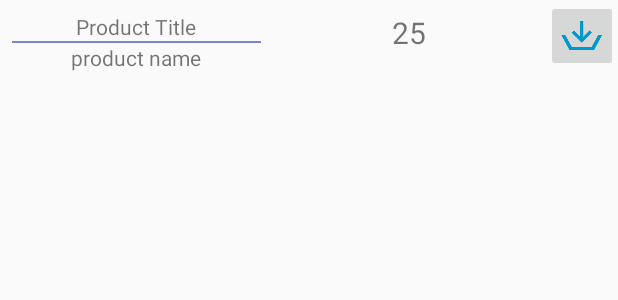
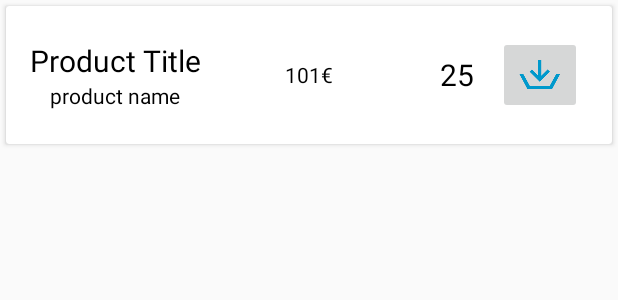
Before and after one commit to fragargon/InventoryApp, an Android app: the layout list_item.xml on its own in the app's theme, with its tools: preview values and no code run, on a phone screen of 412 x 824 dp. Shown: the top 300 px of the screen. Run offline under Robolectric (Android 15) with nearby library versions, the phone set to English and light mode, and no system bars.

Commit message:
add list_item

```diff
--- a/app/src/main/res/layout/activity_main.xml
+++ b/app/src/main/res/layout/activity_main.xml
@@ -11,7 +11,7 @@
         android:id="@+id/list_view"
         android:layout_width="match_parent"
         android:layout_height="wrap_content"
-        android:padding="@dimen/value_16"/>
+        android:padding="@dimen/value_16" />
 
     <android.support.design.widget.FloatingActionButton
         android:id="@+id/fab"
--- a/app/src/main/res/layout/list_item.xml
+++ b/app/src/main/res/layout/list_item.xml
@@ -1,54 +1,81 @@
 <?xml version="1.0" encoding="utf-8"?>
-<LinearLayout
-    xmlns:android="http://schemas.android.com/apk/res/android"
+<LinearLayout xmlns:android="http://schemas.android.com/apk/res/android"
     xmlns:tools="http://schemas.android.com/tools"
     android:layout_width="match_parent"
     android:layout_height="wrap_content"
-    android:orientation="horizontal">
+    xmlns:app="http://schemas.android.com/apk/res-auto"
+    android:orientation="vertical">
+
+    <android.support.v7.widget.CardView
+        android:layout_width="match_parent"
+        android:layout_height="wrap_content"
+        android:layout_margin="@dimen/value_4"
+        app:contentPadding="@dimen/value_8"
+        android:clickable="true"
+        android:focusable="true">
+
+        <RelativeLayout
+            android:layout_width="match_parent"
+            android:layout_height="match_parent">
 
             <LinearLayout
-        android:layout_width="0dp"
+                android:layout_width="wrap_content"
                 android:layout_height="wrap_content"
-        android:layout_weight="1"
-        android:padding="@dimen/value_8"
+                android:layout_centerVertical="true"
+                android:layout_marginLeft="@dimen/value_8"
+                android:layout_marginStart="@dimen/value_8"
                 android:orientation="vertical">
 
                 <TextView
                     android:id="@+id/list_product_title"
-            android:layout_width="wrap_content"
-            android:layout_height="wrap_content"
+                    style="@style/text_card_view"
                     android:layout_gravity="center_horizontal"
-            tools:text="Product Title"/>
-
-        <View
-            android:layout_width="wrap_content"
-            android:layout_height="1dp"
-            android:background="@color/colorAccent"/>
+                    android:textSize="20sp"
+                    tools:text="Product Title" />
 
                 <TextView
                     android:id="@+id/list_product_name"
-            android:layout_width="wrap_content"
-            android:layout_height="wrap_content"
+                    style="@style/text_card_view"
                     android:layout_gravity="center_horizontal"
-            tools:text="product name"/>
+                    tools:text="product name" />
 
             </LinearLayout>
 
             <TextView
+                android:id="@+id/list_product_price"
+                style="@style/text_card_view"
+                android:layout_centerHorizontal="true"
+                android:layout_centerVertical="true"
+                tools:text="101€"/>
+
+            <LinearLayout
+                android:layout_width="wrap_content"
+                android:layout_height="wrap_content"
+                android:orientation="horizontal"
+                android:padding="@dimen/value_4"
+                android:layout_alignParentRight="true"
+                android:layout_alignParentEnd="true">
+
+                <TextView
                     android:id="@+id/list_product_quantity"
-        android:layout_width="0dp"
-        android:layout_height="wrap_content"
-        android:layout_weight="1"
-        android:gravity="center_horizontal"
-        android:padding="@dimen/value_8"
+                    style="@style/text_card_view"
+                    android:layout_margin="@dimen/value_8"
+                    android:layout_gravity="center_vertical"
                     android:textSize="20sp"
-        tools:text="25"/>
+                    tools:text="25" />
 
                 <ImageButton
                     android:id="@+id/list_btn"
-        android:layout_width="@dimen/value_48"
+                    android:layout_width="wrap_content"
                     android:layout_height="wrap_content"
-        android:padding="@dimen/value_8"
-        android:src="@drawable/ic_action_drop"/>
+                    android:layout_margin="@dimen/value_8"
+                    android:src="@drawable/ic_action_drop" />
 
             </LinearLayout>
+
+        </RelativeLayout>
+
+    </android.support.v7.widget.CardView>
+
+
+</LinearLayout>
--- a/app/src/main/res/values/colors.xml
+++ b/app/src/main/res/values/colors.xml
@@ -3,4 +3,5 @@
     <color name="colorPrimary">#F3904F</color>
     <color name="colorPrimaryDark">#3B4371</color>
     <color name="colorAccent">#7986cb</color>
+    <color name="colorCardView">#a1887f</color>
 </resources>
--- a/app/src/main/res/values/styles.xml
+++ b/app/src/main/res/values/styles.xml
@@ -9,4 +9,11 @@
         <item name="cardViewStyle">@style/CardView</item>
     </style>
 
+    <!-- TextView style cardView-->
+    <style name="text_card_view">
+        <item name="android:layout_width">wrap_content</item>
+        <item name="android:layout_height">wrap_content</item>
+        <item name="android:textColor">@android:color/black</item>
+    </style>
+
 </resources>
```
Lines whose indentation alone changed are shown as unchanged.
